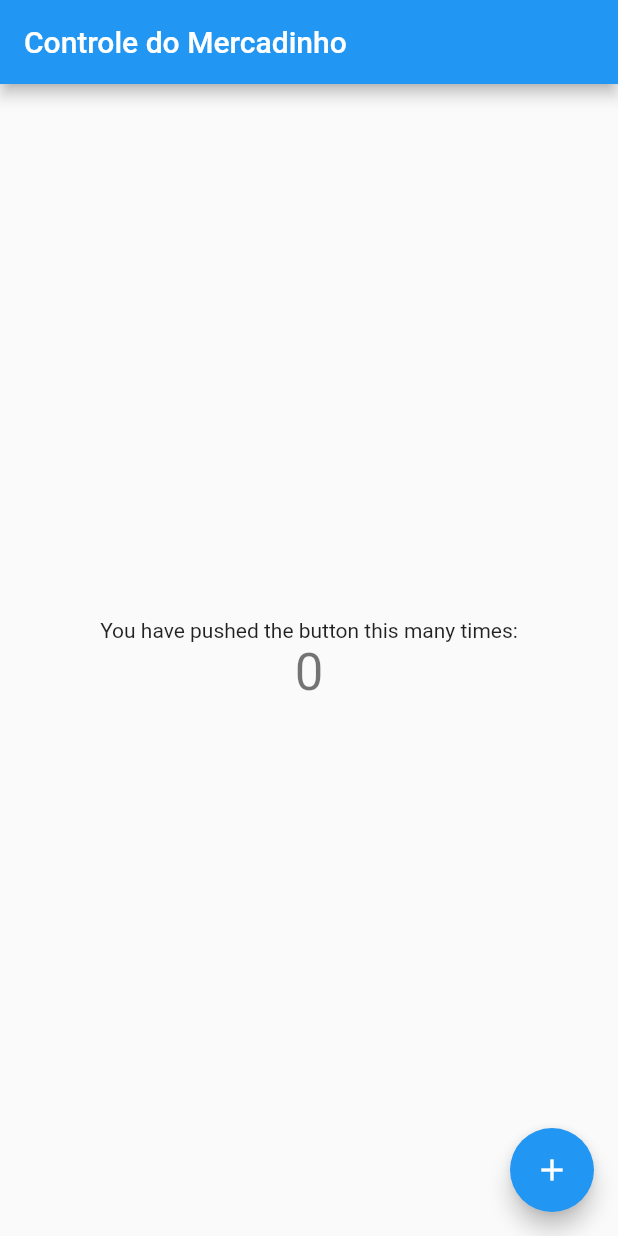
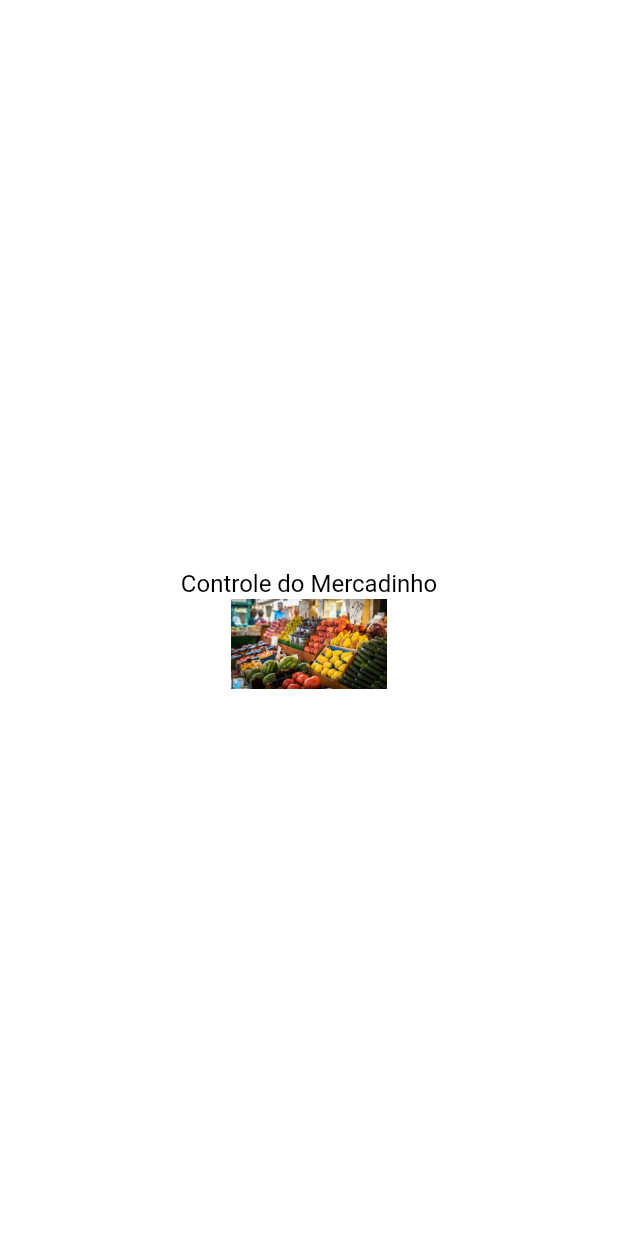
Before and after one commit to gustavohd18/controle-mercadinho, a Flutter app: the screen it shows after launch, on a phone screen of 412 x 824 dp. Run offline on Flutter 3.47's test engine with Material 2 defaults, Android fonts, the phone set to English and light mode, and no system bars; our stand-ins replace numberpicker.

Commit message:
add draft splash

```diff
--- a/lib/main.dart
+++ b/lib/main.dart
@@ -1,3 +1,4 @@
+import 'package:controle_do_mercadinho/screen/splash.dart';
 import 'package:flutter/material.dart';
 
 import 'components/custom_dialog.dart';
@@ -5,30 +6,12 @@ import 'components/custom_dialog.dart';
 void main() {
   runApp(MyApp());
 }
-
 class MyApp extends StatelessWidget {
-  // This widget is the root of your application.
   @override
   Widget build(BuildContext context) {
     return MaterialApp(
-      title: 'Flutter Demo',
-      theme: ThemeData(
-        // This is the theme of your application.
-        //
-        // Try running your application with "flutter run". You'll see the
-        // application has a blue toolbar. Then, without quitting the app, try
-        // changing the primarySwatch below to Colors.green and then invoke
-        // "hot reload" (press "r" in the console where you ran "flutter run",
-        // or simply save your changes to "hot reload" in a Flutter IDE).
-        // Notice that the counter didn't reset back to zero; the application
-        // is not restarted.
-        primarySwatch: Colors.blue,
-        // This makes the visual density adapt to the platform that you run
-        // the app on. For desktop platforms, the controls will be smaller and
-        // closer together (more dense) than on mobile platforms.
-        visualDensity: VisualDensity.adaptivePlatformDensity,
-      ),
-      home: MyHomePage(title: 'Controle do Mercadinho'),
+      debugShowCheckedModeBanner: false,
+      home: Splash(),
     );
   }
 }
--- /dev/null
+++ b/lib/screen/splash.dart
@@ -0,0 +1,62 @@
+import 'dart:async';
+import 'package:flutter/material.dart';
+import '../main.dart';
+
+class Splash extends StatefulWidget {
+  @override
+  VideoState createState() => VideoState();
+}
+
+class VideoState extends State<Splash> with SingleTickerProviderStateMixin{
+
+  AnimationController animationController;
+  Animation<double> animation;
+
+  startTime() async {
+    var _duration = new Duration(seconds: 1);
+    return new Timer(_duration, navigationPage);
+  }
+
+  void navigationPage() {
+    Navigator.of(context).push(
+        MaterialPageRoute(builder: (context) => MyHomePage()));
+  }
+
+  @override
+  void initState() {
+    super.initState();
+  }
+
+  @override
+  Widget build(BuildContext context) {
+    return Scaffold(
+      backgroundColor: Colors.white,
+      body: Container(
+        margin: EdgeInsets.only(left: 20.0, right: 20.0),
+        child: Center(
+          child: Column(
+            mainAxisAlignment: MainAxisAlignment.center,
+            crossAxisAlignment: CrossAxisAlignment.stretch,
+            children: <Widget>[
+              Container(
+                alignment: Alignment.center,
+                margin: EdgeInsets.only(
+                  top: 15.0,
+                ),
+                child: Text(
+                  "Controle do Mercadinho",
+                  style: TextStyle(fontSize: 16, color: Colors.black),
+                ),
+              ),
+              SizedBox(height: 1.0),
+              Image(
+                  image: AssetImage('assets/item.jpg'),
+                  width: 60,
+                  height: 60),
+            ],
+          ),
+        ),
+      ),
+    );
+  }
+}
```
